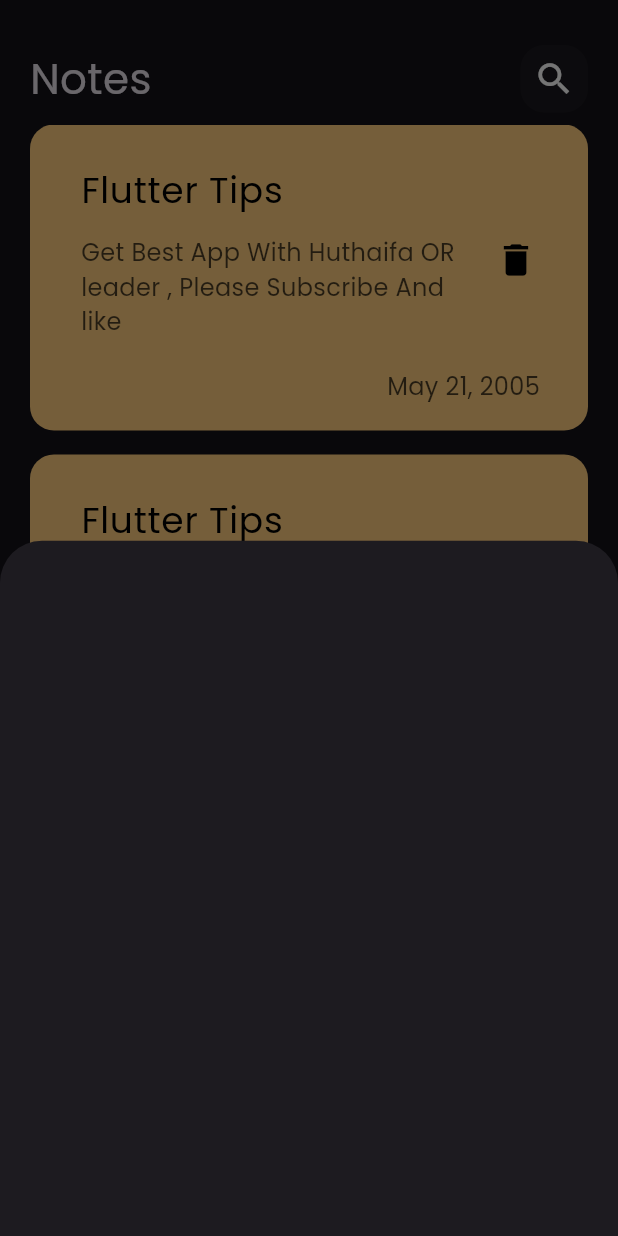
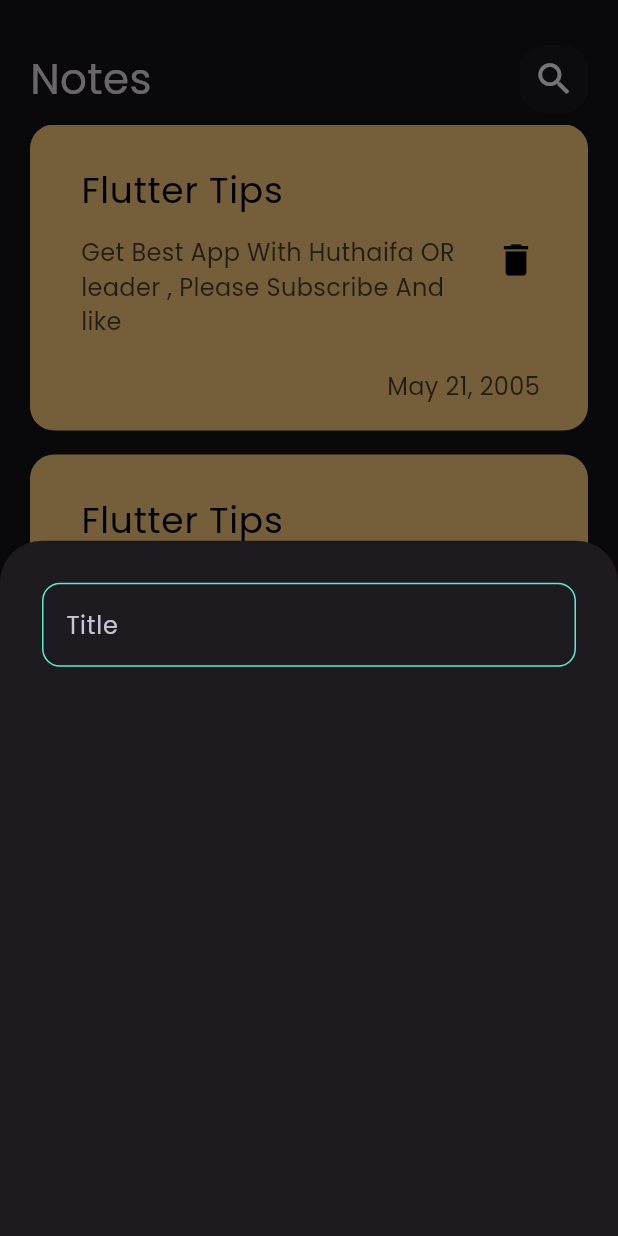
Before and after one commit to itzHTH/Notes_app, a Flutter app: the screen it shows after launch, after a tap on the "add" icon, on a phone screen of 412 x 824 dp. Run offline on Flutter 3.47's test engine with Material 3 defaults, Android fonts, the phone set to English and light mode, and no system bars.

Commit message:
Add custom text field widget and update bottom sheet body
- Created a new `CustomTextFiled` widget in `lib/widgets/custom_text_filed.dart` to handle text input with customizable hint and max lines. Updated the `BottomSheetBody` widget in `lib/widgets/bottom_sheet_body.dart` to include the new custom text field for note title input. Also, added a constants file `lib/constans.dart` to define the primary color used in the custom text field. Corrected spelling in `.vscode/settings.json` for custom words.

```diff
--- /dev/null
+++ b/lib/constans.dart
@@ -0,0 +1,3 @@
+import 'package:flutter/material.dart';
+
+const Color kPrimaryColor = Color(0xff5aefca);
--- a/lib/widgets/bottom_sheet_body.dart
+++ b/lib/widgets/bottom_sheet_body.dart
@@ -1,10 +1,20 @@
 import 'package:flutter/material.dart';
+import 'package:notes_app/widgets/custom_text_filed.dart';
 
 class BottomSheetBody extends StatelessWidget {
   const BottomSheetBody({super.key});
 
   @override
   Widget build(BuildContext context) {
-    return Container();
+    return Container(
+      margin: const EdgeInsets.all(28),
+      child: const Column(
+        children: [
+          CustomTextFiled(
+            hint: "Title",
+          ),
+        ],
+      ),
+    );
   }
 }
--- /dev/null
+++ b/lib/widgets/custom_text_filed.dart
@@ -0,0 +1,27 @@
+import 'package:flutter/material.dart';
+import 'package:notes_app/constans.dart';
+
+class CustomTextFiled extends StatelessWidget {
+  const CustomTextFiled({super.key, required this.hint, this.maxLine = 1});
+
+  final String hint;
+  final int maxLine;
+  @override
+  Widget build(BuildContext context) {
+    return TextField(
+        cursorColor: kPrimaryColor,
+        maxLines: maxLine,
+        decoration: InputDecoration(
+          hintText: hint,
+          label: Text(hint),
+          focusedBorder: textFiledBorder(),
+          enabledBorder: textFiledBorder(),
+        ));
+  }
+
+  OutlineInputBorder textFiledBorder() {
+    return OutlineInputBorder(
+        borderRadius: BorderRadius.circular(12),
+        borderSide: const BorderSide(color: kPrimaryColor));
+  }
+}
```
